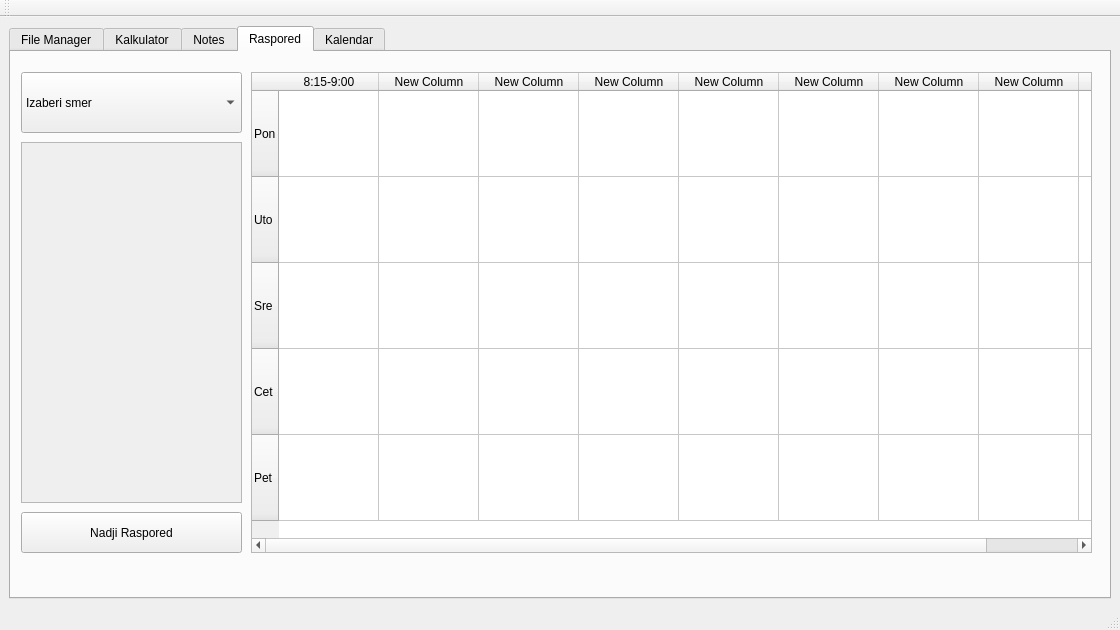
This is matfHub/mainwindow.ui in milalukic/matfHub as Qt 5 draws it before an edit. The edited form follows.
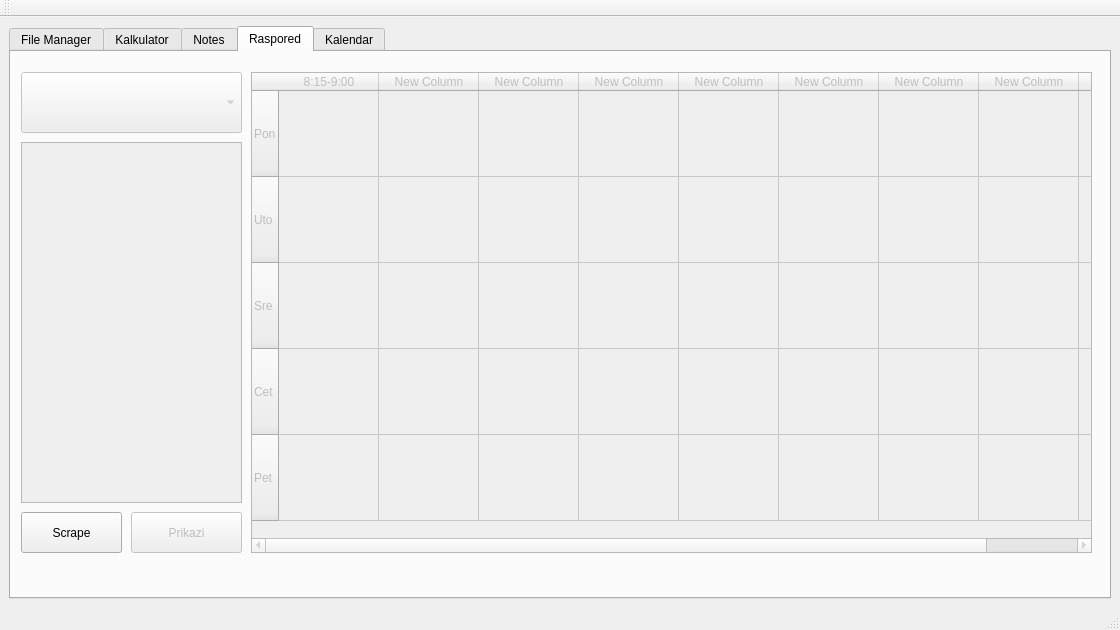
This is the edited form. Icons and pictures are not drawn.

The edit to the form file:
```diff
--- a/matfHub/mainwindow.ui
+++ b/matfHub/mainwindow.ui
@@ -1022,6 +1022,9 @@
         <string>Raspored</string>
        </attribute>
        <widget class="QComboBox" name="smerBox">
+        <property name="enabled">
+         <bool>false</bool>
+        </property>
         <property name="geometry">
          <rect>
           <x>10</x>
@@ -1030,30 +1033,21 @@
           <height>61</height>
          </rect>
         </property>
+        <property name="layoutDirection">
+         <enum>Qt::LeftToRight</enum>
+        </property>
         <property name="currentText">
-         <string>Izaberi smer</string>
+         <string/>
         </property>
         <property name="currentIndex">
-         <number>0</number>
+         <number>-1</number>
         </property>
         <property name="placeholderText">
          <string/>
         </property>
-        <item>
-         <property name="text">
-          <string>Izaberi smer</string>
-         </property>
-        </item>
-        <item>
-         <property name="text">
-          <string>Informatika</string>
-         </property>
-        </item>
-        <item>
-         <property name="text">
-          <string>Matematika</string>
-         </property>
-        </item>
+        <property name="duplicatesEnabled">
+         <bool>false</bool>
+        </property>
        </widget>
        <widget class="QScrollArea" name="examArea">
         <property name="geometry">
@@ -1079,6 +1073,9 @@
         </widget>
        </widget>
        <widget class="QTableWidget" name="scheduleTable">
+        <property name="enabled">
+         <bool>false</bool>
+        </property>
         <property name="geometry">
          <rect>
           <x>240</x>
@@ -1162,16 +1159,32 @@
         </column>
        </widget>
        <widget class="QPushButton" name="rasporedStartButton">
+        <property name="enabled">
+         <bool>false</bool>
+        </property>
+        <property name="geometry">
+         <rect>
+          <x>120</x>
+          <y>460</y>
+          <width>111</width>
+          <height>41</height>
+         </rect>
+        </property>
+        <property name="text">
+         <string>Prikazi</string>
+        </property>
+       </widget>
+       <widget class="QPushButton" name="scrapeButton">
         <property name="geometry">
          <rect>
           <x>10</x>
           <y>460</y>
-          <width>221</width>
+          <width>101</width>
           <height>41</height>
          </rect>
         </property>
         <property name="text">
-         <string>Nadji Raspored</string>
+         <string>Scrape</string>
         </property>
        </widget>
       </widget>
```
Left out of the diff: 3 changed lines with no effect on the pictures.
